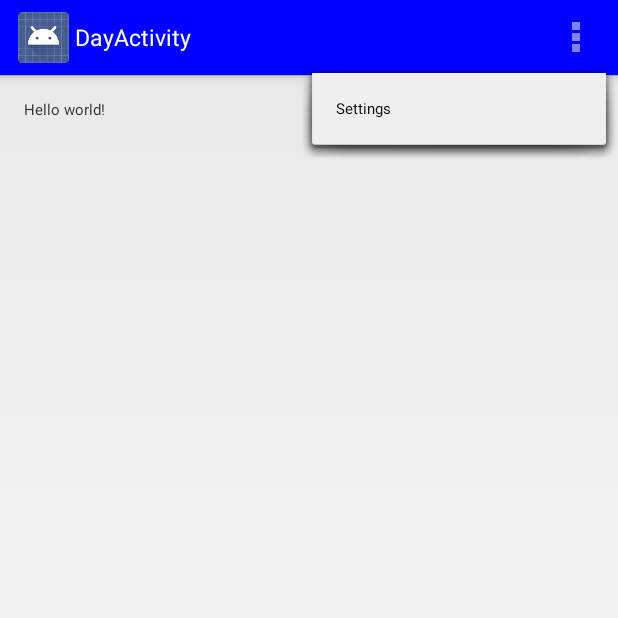
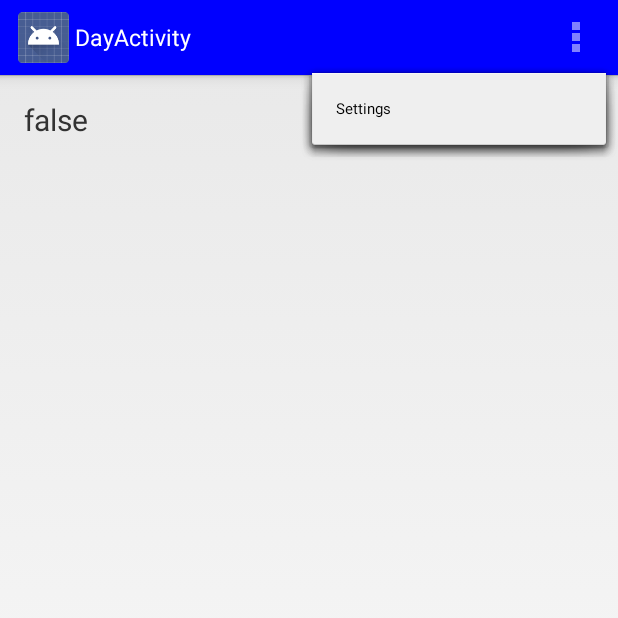
Before and after one commit to hibbards01/Events_App, an Android app: the DayActivity screen opened directly, with no data from a screen before it, with the options menu open, on a phone screen of 412 x 824 dp, the top half of it. Run offline under Robolectric (Android 15) with nearby library versions, the phone set to English and light mode, and no system bars; 1 statement that could not run was skipped.

Commit message:
I forgot to add these to the xml files for each activity.

```diff
--- a/app/src/main/res/layout/activity_day.xml
+++ b/app/src/main/res/layout/activity_day.xml
@@ -6,7 +6,10 @@
     android:paddingBottom="@dimen/activity_vertical_margin"
     tools:context="com.eventsproject.byuievents.DayActivity">
 
-    <TextView android:text="@string/hello_world" android:layout_width="wrap_content"
-        android:layout_height="wrap_content" />
+    <TextView android:id="@+id/label"
+        android:layout_width="wrap_content"
+        android:layout_height="wrap_content"
+        android:text="@+id/label"
+        android:textSize="20sp" />
 
 </RelativeLayout>
```
Also changed, not shown: app/src/main/res/layout/activity_month.xml (+5 -2 lines), app/src/main/res/layout/activity_my_events.xml (+5 -2 lines).
